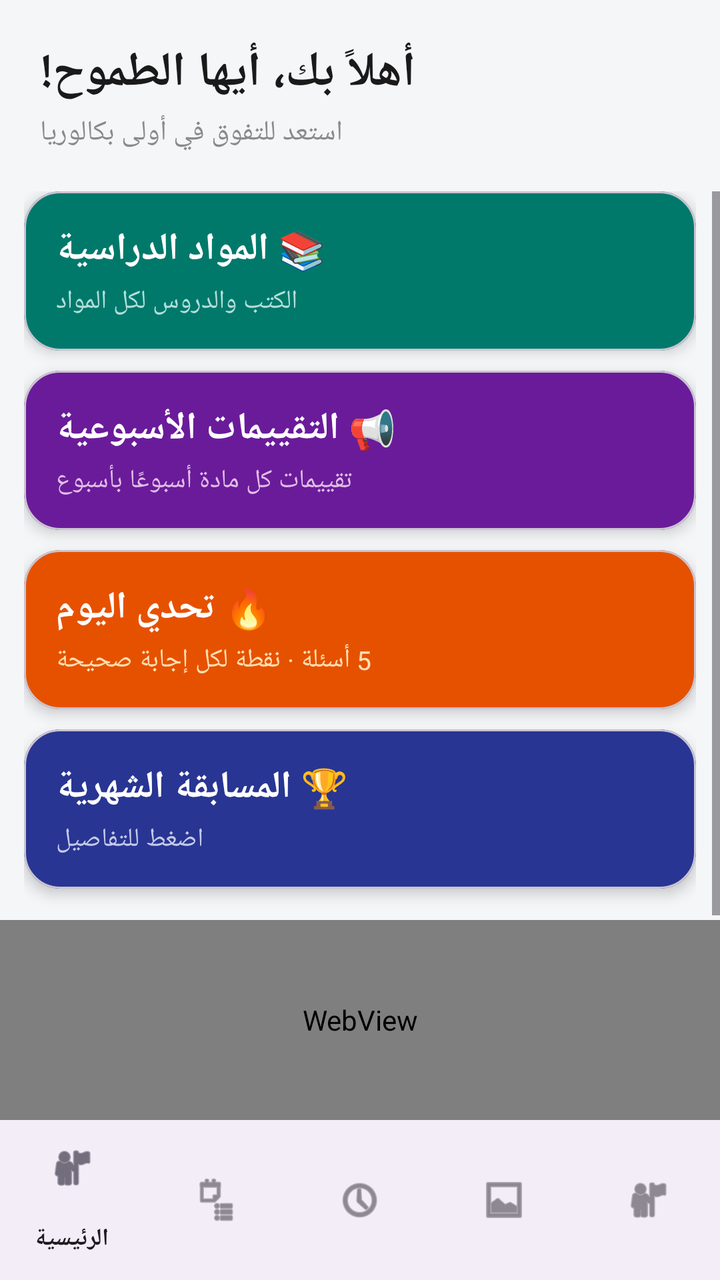
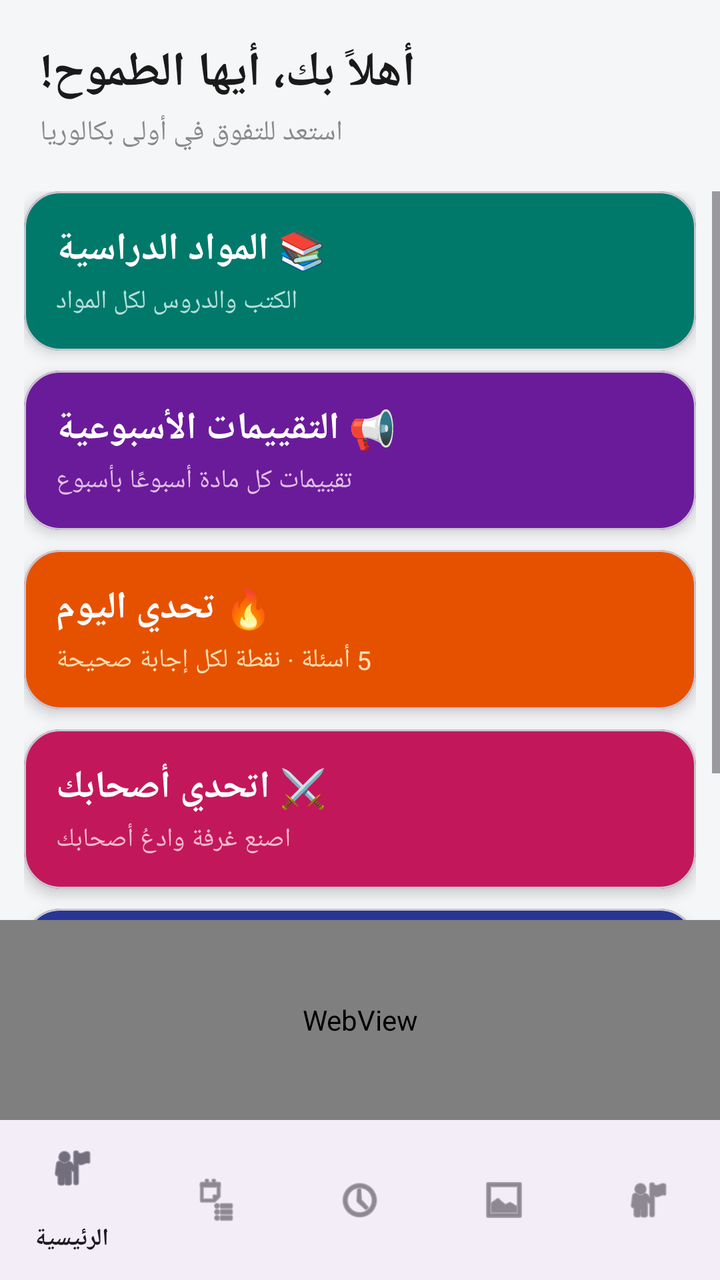

Before-and-after screenshots of an Android layout around one commit, followed by the original layout XML and the change that was made.
<!-- AndroidManifest.xml: application theme Theme.1Bac -->
<!-- res/layout/activity_main.xml -->
<?xml version="1.0" encoding="utf-8"?>
<LinearLayout xmlns:android="http://schemas.android.com/apk/res/android"
    xmlns:app="http://schemas.android.com/apk/res-auto"
    android:layout_width="match_parent"
    android:layout_height="match_parent"
    android:orientation="vertical"
    android:id="@+id/main"
    android:background="@color/bg_gray">

    <LinearLayout
        android:layout_width="match_parent"
        android:layout_height="wrap_content"
        android:orientation="vertical"
        android:padding="20dp">

        <TextView
            android:layout_width="wrap_content"
            android:layout_height="wrap_content"
            android:text="أهلاً بك، أيها الطموح!"
            android:textSize="24sp"
            android:textStyle="bold"
            android:textColor="@color/text_dark" />

        <TextView
            android:layout_width="wrap_content"
            android:layout_height="wrap_content"
            android:layout_marginTop="4dp"
            android:text="استعد للتفوق في أولى بكالوريا"
            android:textSize="14sp"
            android:textColor="@color/text_gray" />
    </LinearLayout>

    <ScrollView
        android:layout_width="match_parent"
        android:layout_height="0dp"
        android:layout_weight="1">

        <LinearLayout
            android:layout_width="match_parent"
            android:layout_height="wrap_content"
            android:orientation="vertical"
            android:paddingStart="12dp"
            android:paddingEnd="12dp"
            android:paddingBottom="8dp">

            <com.google.android.material.card.MaterialCardView
                android:id="@+id/cardSubjects"
                android:layout_width="match_parent"
                android:layout_height="wrap_content"
                android:layout_marginBottom="10dp"
                app:cardCornerRadius="18dp"
                app:cardElevation="4dp"
                app:cardBackgroundColor="#00796B">
                <LinearLayout
                    android:layout_width="match_parent"
                    android:layout_height="wrap_content"
                    android:orientation="vertical"
                    android:padding="16dp">
                    <TextView
                        android:layout_width="wrap_content"
                        android:layout_height="wrap_content"
                        android:text="📚 المواد الدراسية"
                        android:textSize="19sp"
                        android:textStyle="bold"
                        android:textColor="#FFFFFF" />
                    <TextView
                        android:layout_width="wrap_content"
                        android:layout_height="wrap_content"
                        android:layout_marginTop="4dp"
                        android:text="الكتب والدروس لكل المواد"
                        android:textSize="13sp"
                        android:textColor="#B2DFDB" />
                </LinearLayout>
            </com.google.android.material.card.MaterialCardView>

            <com.google.android.material.card.MaterialCardView
                android:id="@+id/cardWeekly"
                android:layout_width="match_parent"
                android:layout_height="wrap_content"
                android:layout_marginBottom="10dp"
                app:cardCornerRadius="18dp"
                app:cardElevation="4dp"
                app:cardBackgroundColor="#6A1B9A">
                <LinearLayout
                    android:layout_width="match_parent"
                    android:layout_height="wrap_content"
                    android:orientation="vertical"
                    android:padding="16dp">
                    <TextView
                        android:layout_width="wrap_content"
                        android:layout_height="wrap_content"
                        android:text="📢 التقييمات الأسبوعية"
                        android:textSize="19sp"
                        android:textStyle="bold"
                        android:textColor="#FFFFFF" />
                    <TextView
                        android:layout_width="wrap_content"
                        android:layout_height="wrap_content"
                        android:layout_marginTop="4dp"
                        android:text="تقييمات كل مادة أسبوعًا بأسبوع"
                        android:textSize="13sp"
                        android:textColor="#E1BEE7" />
                </LinearLayout>
            </com.google.android.material.card.MaterialCardView>

            <com.google.android.material.card.MaterialCardView
                android:id="@+id/cardDailyChallenge"
                android:layout_width="match_parent"
                android:layout_height="wrap_content"
                android:layout_marginBottom="10dp"
                app:cardCornerRadius="18dp"
                app:cardElevation="4dp"
                app:cardBackgroundColor="#E65100">
                <LinearLayout
                    android:layout_width="match_parent"
                    android:layout_height="wrap_content"
                    android:orientation="vertical"
                    android:padding="16dp">
                    <TextView
                        android:layout_width="wrap_content"
                        android:layout_height="wrap_content"
                        android:text="🔥 تحدي اليوم"
                        android:textSize="19sp"
                        android:textStyle="bold"
                        android:textColor="#FFFFFF" />
                    <TextView
                        android:id="@+id/tvDailySub"
                        android:layout_width="wrap_content"
                        android:layout_height="wrap_content"
                        android:layout_marginTop="4dp"
                        android:text="5 أسئلة · نقطة لكل إجابة صحيحة"
                        android:textSize="13sp"
                        android:textColor="#FFE0B2" />
                </LinearLayout>
            </com.google.android.material.card.MaterialCardView>

            <com.google.android.material.card.MaterialCardView
                android:id="@+id/cardMonthly"
                android:layout_width="match_parent"
                android:layout_height="wrap_content"
                android:layout_marginBottom="10dp"
                app:cardCornerRadius="18dp"
                app:cardElevation="4dp"
                app:cardBackgroundColor="#283593">
                <LinearLayout
                    android:layout_width="match_parent"
                    android:layout_height="wrap_content"
                    android:orientation="vertical"
                    android:padding="16dp">
                    <TextView
                        android:layout_width="wrap_content"
                        android:layout_height="wrap_content"
                        android:text="🏆 المسابقة الشهرية"
                        android:textSize="19sp"
                        android:textStyle="bold"
                        android:textColor="#FFFFFF" />
                    <TextView
                        android:id="@+id/tvMyRank"
                        android:layout_width="wrap_content"
                        android:layout_height="wrap_content"
                        android:layout_marginTop="4dp"
                        android:text="اضغط للتفاصيل"
                        android:textSize="13sp"
                        android:textColor="#C5CAE9" />
                </LinearLayout>
            </com.google.android.material.card.MaterialCardView>

        </LinearLayout>
    </ScrollView>

    <WebView
        android:id="@+id/adWebView"
        android:layout_width="match_parent"
        android:layout_height="100dp" />

    <com.google.android.material.bottomnavigation.BottomNavigationView
        android:id="@+id/bottomNav"
        android:layout_width="match_parent"
        android:layout_height="wrap_content"
        app:menu="@menu/bottom_nav_menu" />

</LinearLayout>
<!-- resources referenced by this layout -->
<resources>
  <color name="bg_gray">#F5F6F8</color>
  <color name="text_dark">#1A1A1A</color>
  <color name="text_gray">#8A8A8A</color>
  <style name="Theme.1Bac" parent="Base.Theme.1Bac" />
  <style name="Base.Theme.1Bac" parent="Theme.Material3.DayNight.NoActionBar">
          
          
      </style>
</resources>

<!-- the commit's change to res/layout/activity_main.xml (unified diff, before → after) -->
@@ -135,6 +135,36 @@
             </com.google.android.material.card.MaterialCardView>
 
             <com.google.android.material.card.MaterialCardView
+                android:id="@+id/cardFriends"
+                android:layout_width="match_parent"
+                android:layout_height="wrap_content"
+                android:layout_marginBottom="10dp"
+                app:cardCornerRadius="18dp"
+                app:cardElevation="4dp"
+                app:cardBackgroundColor="#C2185B">
+                <LinearLayout
+                    android:layout_width="match_parent"
+                    android:layout_height="wrap_content"
+                    android:orientation="vertical"
+                    android:padding="16dp">
+                    <TextView
+                        android:layout_width="wrap_content"
+                        android:layout_height="wrap_content"
+                        android:text="⚔️ اتحدي أصحابك"
+                        android:textSize="19sp"
+                        android:textStyle="bold"
+                        android:textColor="#FFFFFF" />
+                    <TextView
+                        android:layout_width="wrap_content"
+                        android:layout_height="wrap_content"
+                        android:layout_marginTop="4dp"
+                        android:text="اصنع غرفة وادعُ أصحابك"
+                        android:textSize="13sp"
+                        android:textColor="#F8BBD0" />
+                </LinearLayout>
+            </com.google.android.material.card.MaterialCardView>
+
+            <com.google.android.material.card.MaterialCardView
                 android:id="@+id/cardMonthly"
                 android:layout_width="match_parent"
                 android:layout_height="wrap_content"
